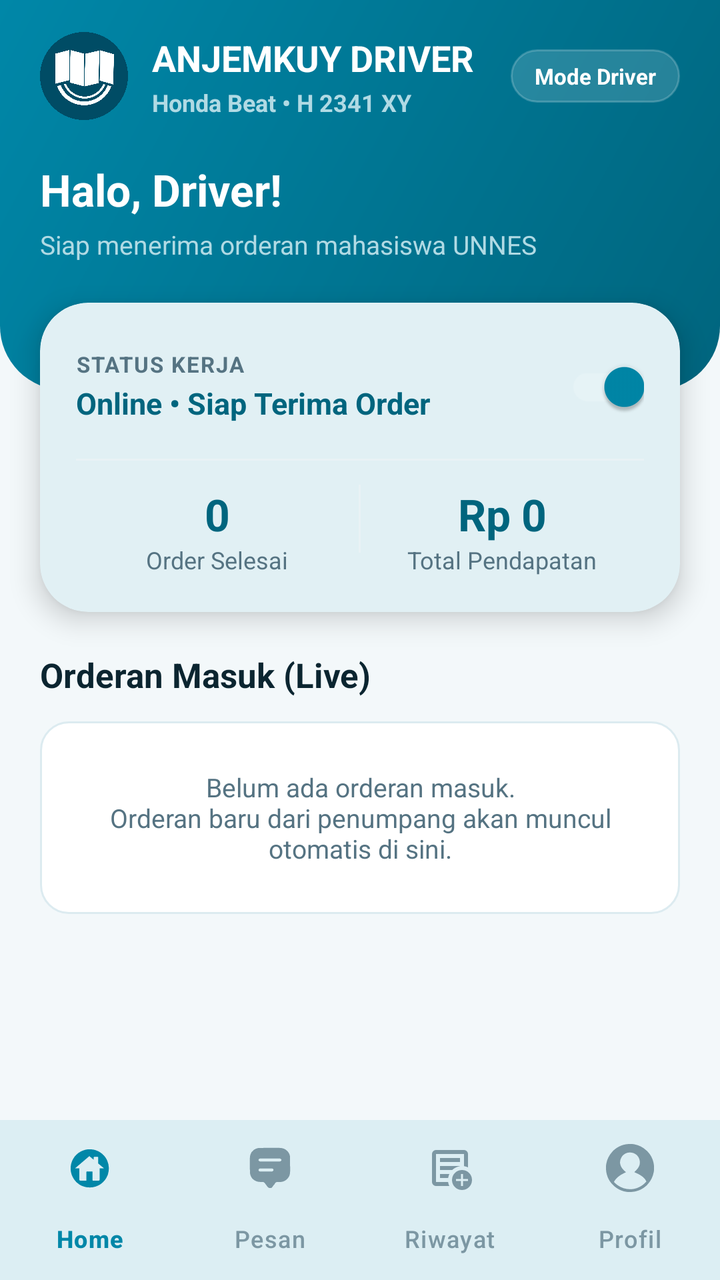
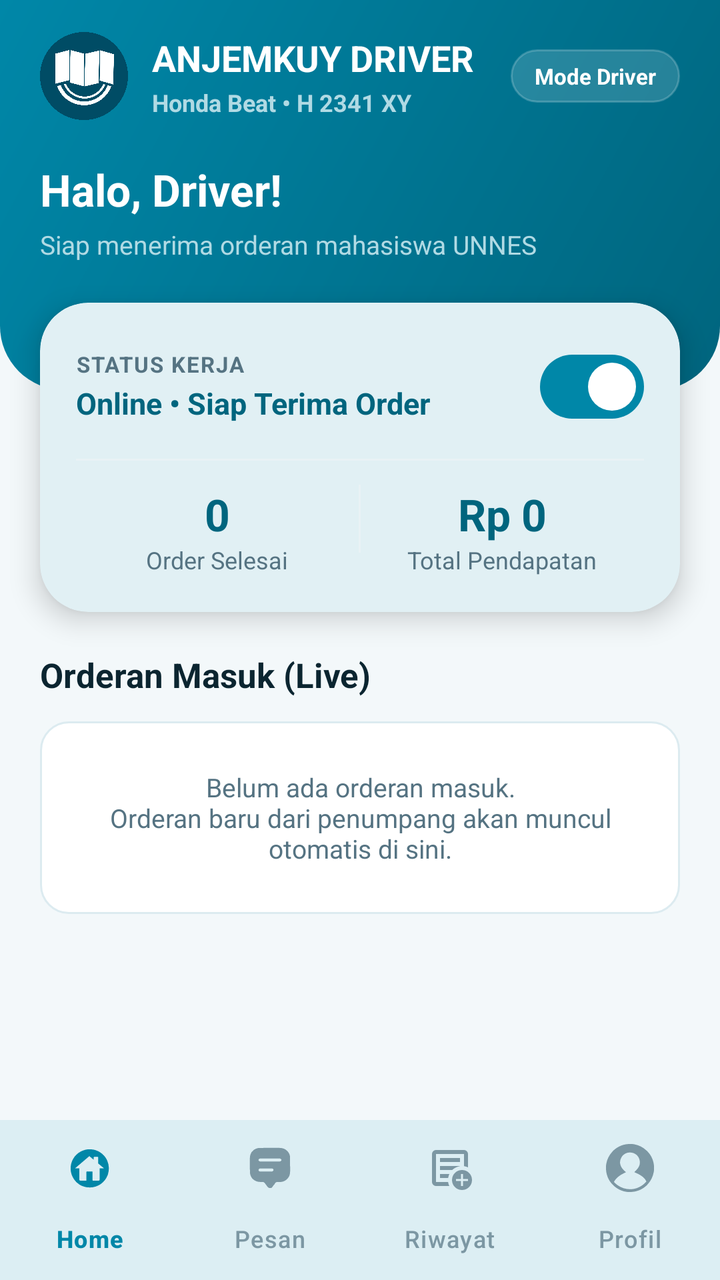

The first picture is an Android layout as it rendered before a commit; the second is the same layout after the commit. The layout source and the unified diff follow.
<!-- AndroidManifest.xml: application theme Theme.AnjemGOGOGO -->
<!-- res/layout/fragment_driver_home.xml -->
<?xml version="1.0" encoding="utf-8"?>
<androidx.constraintlayout.widget.ConstraintLayout xmlns:android="http://schemas.android.com/apk/res/android"
    xmlns:app="http://schemas.android.com/apk/res-auto"
    android:layout_width="match_parent"
    android:layout_height="match_parent"
    android:background="@color/bg_app">

    <ScrollView
        android:layout_width="match_parent"
        android:layout_height="0dp"
        android:clipToPadding="false"
        android:overScrollMode="never"
        app:layout_constraintBottom_toTopOf="@id/bottomNavigation"
        app:layout_constraintTop_toTopOf="parent">

        <LinearLayout
            android:layout_width="match_parent"
            android:layout_height="wrap_content"
            android:orientation="vertical"
            android:paddingBottom="24dp">

            
            <LinearLayout
                android:layout_width="match_parent"
                android:layout_height="wrap_content"
                android:background="@drawable/bg_header_gradient"
                android:orientation="vertical"
                android:paddingStart="20dp"
                android:paddingTop="16dp"
                android:paddingEnd="20dp"
                android:paddingBottom="64dp">

                <LinearLayout
                    android:layout_width="match_parent"
                    android:layout_height="wrap_content"
                    android:gravity="center_vertical"
                    android:orientation="horizontal">

                    <ImageView
                        android:layout_width="44dp"
                        android:layout_height="44dp"
                        android:contentDescription="@null"
                        android:src="@drawable/logo" />

                    <LinearLayout
                        android:layout_width="0dp"
                        android:layout_height="wrap_content"
                        android:layout_marginStart="12dp"
                        android:layout_weight="1"
                        android:orientation="vertical">

                        <TextView
                            android:layout_width="wrap_content"
                            android:layout_height="wrap_content"
                            android:text="ANJEMKUY DRIVER"
                            android:textColor="@color/white"
                            android:textSize="18sp"
                            android:textStyle="bold" />

                        <TextView
                            android:id="@+id/tvDriverVehicle"
                            android:layout_width="wrap_content"
                            android:layout_height="wrap_content"
                            android:layout_marginTop="2dp"
                            android:text="Honda Beat • H 2341 XY"
                            android:textColor="@color/palette_light_active"
                            android:textSize="12sp"
                            android:textStyle="bold" />
                    </LinearLayout>

                    <TextView
                        android:id="@+id/tvDriverModeBadge"
                        android:layout_width="wrap_content"
                        android:layout_height="wrap_content"
                        android:background="@drawable/bg_glass"
                        android:paddingStart="12dp"
                        android:paddingTop="6dp"
                        android:paddingEnd="12dp"
                        android:paddingBottom="6dp"
                        android:text="Mode Driver"
                        android:textColor="@color/white"
                        android:textSize="11sp"
                        android:textStyle="bold" />
                </LinearLayout>

                <TextView
                    android:id="@+id/tvDriverGreeting"
                    android:layout_width="wrap_content"
                    android:layout_height="wrap_content"
                    android:layout_marginTop="20dp"
                    android:text="Halo, Driver!"
                    android:textColor="@color/white"
                    android:textSize="22sp"
                    android:textStyle="bold" />

                <TextView
                    android:id="@+id/tvDriverLocationStatus"
                    android:layout_width="wrap_content"
                    android:layout_height="wrap_content"
                    android:layout_marginTop="4dp"
                    android:text="Siap menerima orderan mahasiswa UNNES"
                    android:textColor="@color/palette_light_active"
                    android:textSize="13sp" />
            </LinearLayout>

            
            <com.google.android.material.card.MaterialCardView
                android:layout_width="match_parent"
                android:layout_height="wrap_content"
                android:layout_marginStart="20dp"
                android:layout_marginTop="-44dp"
                android:layout_marginEnd="20dp"
                app:cardBackgroundColor="@color/white"
                app:cardCornerRadius="24dp"
                app:cardElevation="8dp"
                app:strokeWidth="0dp">

                <LinearLayout
                    android:layout_width="match_parent"
                    android:layout_height="wrap_content"
                    android:orientation="vertical"
                    android:padding="18dp">

                    <LinearLayout
                        android:layout_width="match_parent"
                        android:layout_height="wrap_content"
                        android:gravity="center_vertical"
                        android:orientation="horizontal">

                        <LinearLayout
                            android:layout_width="0dp"
                            android:layout_height="wrap_content"
                            android:layout_weight="1"
                            android:orientation="vertical">

                            <TextView
                                android:layout_width="wrap_content"
                                android:layout_height="wrap_content"
                                android:letterSpacing="0.06"
                                android:text="STATUS KERJA"
                                android:textColor="@color/text_secondary"
                                android:textSize="11sp"
                                android:textStyle="bold" />

                            <TextView
                                android:id="@+id/tvDriverOnlineLabel"
                                android:layout_width="wrap_content"
                                android:layout_height="wrap_content"
                                android:layout_marginTop="2dp"
                                android:text="Online • Siap Terima Order"
                                android:textColor="@color/palette_dark"
                                android:textSize="15sp"
                                android:textStyle="bold" />
                        </LinearLayout>

                        <com.google.android.material.switchmaterial.SwitchMaterial
                            android:id="@+id/switchDriverOnline"
                            android:layout_width="wrap_content"
                            android:layout_height="wrap_content"
                            android:checked="true" />
                    </LinearLayout>

                    <View
                        android:layout_width="match_parent"
                        android:layout_height="1dp"
                        android:layout_marginTop="12dp"
                        android:layout_marginBottom="12dp"
                        android:background="@color/divider_line" />

                    <LinearLayout
                        android:layout_width="match_parent"
                        android:layout_height="wrap_content"
                        android:orientation="horizontal">

                        <LinearLayout
                            android:layout_width="0dp"
                            android:layout_height="wrap_content"
                            android:layout_weight="1"
                            android:gravity="center_horizontal"
                            android:orientation="vertical">

                            <TextView
                                android:id="@+id/tvDriverTripsCount"
                                android:layout_width="wrap_content"
                                android:layout_height="wrap_content"
                                android:text="0"
                                android:textColor="@color/palette_dark"
                                android:textSize="22sp"
                                android:textStyle="bold" />

                            <TextView
                                android:layout_width="wrap_content"
                                android:layout_height="wrap_content"
                                android:text="Order Selesai"
                                android:textColor="@color/text_secondary"
                                android:textSize="12sp" />
                        </LinearLayout>

                        <View
                            android:layout_width="1dp"
                            android:layout_height="34dp"
                            android:background="@color/divider_line" />

                        <LinearLayout
                            android:layout_width="0dp"
                            android:layout_height="wrap_content"
                            android:layout_weight="1"
                            android:gravity="center_horizontal"
                            android:orientation="vertical">

                            <TextView
                                android:id="@+id/tvDriverEarnings"
                                android:layout_width="wrap_content"
                                android:layout_height="wrap_content"
                                android:text="Rp 0"
                                android:textColor="@color/palette_dark"
                                android:textSize="22sp"
                                android:textStyle="bold" />

                            <TextView
                                android:layout_width="wrap_content"
                                android:layout_height="wrap_content"
                                android:text="Total Pendapatan"
                                android:textColor="@color/text_secondary"
                                android:textSize="12sp" />
                        </LinearLayout>
                    </LinearLayout>
                </LinearLayout>
            </com.google.android.material.card.MaterialCardView>

            
            <LinearLayout
                android:layout_width="match_parent"
                android:layout_height="wrap_content"
                android:orientation="vertical"
                android:paddingStart="20dp"
                android:paddingTop="20dp"
                android:paddingEnd="20dp">

                
                <com.google.android.material.card.MaterialCardView
                    android:id="@+id/cardActiveDriverOrder"
                    android:layout_width="match_parent"
                    android:layout_height="wrap_content"
                    android:layout_marginBottom="18dp"
                    android:visibility="gone"
                    app:cardBackgroundColor="@color/white"
                    app:cardCornerRadius="22dp"
                    app:cardElevation="3dp"
                    app:strokeColor="@color/palette_normal"
                    app:strokeWidth="1.5dp">

                    <LinearLayout
                        android:layout_width="match_parent"
                        android:layout_height="wrap_content"
                        android:orientation="vertical"
                        android:padding="16dp">

                        <LinearLayout
                            android:layout_width="match_parent"
                            android:layout_height="wrap_content"
                            android:gravity="center_vertical"
                            android:orientation="horizontal">

                            <TextView
                                android:id="@+id/tvActiveCustomerName"
                                android:layout_width="0dp"
                                android:layout_height="wrap_content"
                                android:layout_weight="1"
                                android:text="Penumpang: Mahasiswa"
                                android:textColor="@color/text_primary"
                                android:textSize="15sp"
                                android:textStyle="bold" />

                            <TextView
                                android:id="@+id/tvActiveOrderStatusBadge"
                                android:layout_width="wrap_content"
                                android:layout_height="wrap_content"
                                android:background="@drawable/bg_badge_verified"
                                android:paddingStart="10dp"
                                android:paddingTop="4dp"
                                android:paddingEnd="10dp"
                                android:paddingBottom="4dp"
                                android:text="Menuju Jemput"
                                android:textColor="@color/palette_dark"
                                android:textSize="11sp"
                                android:textStyle="bold" />
                        </LinearLayout>

                        <TextView
                            android:id="@+id/tvActivePickup"
                            android:layout_width="wrap_content"
                            android:layout_height="wrap_content"
                            android:layout_marginTop="10dp"
                            android:text="🟢 Jemput: -"
                            android:textColor="@color/text_primary"
                            android:textSize="13sp" />

                        <TextView
                            android:id="@+id/tvActiveDest"
                            android:layout_width="wrap_content"
                            android:layout_height="wrap_content"
                            android:layout_marginTop="4dp"
                            android:text="🔴 Tujuan: -"
                            android:textColor="@color/text_primary"
                            android:textSize="13sp" />

                        <TextView
                            android:id="@+id/tvActiveNotes"
                            android:layout_width="wrap_content"
                            android:layout_height="wrap_content"
                            android:layout_marginTop="4dp"
                            android:textColor="@color/text_secondary"
                            android:textSize="12sp"
                            android:visibility="gone" />

                        <TextView
                            android:id="@+id/tvActiveFarePayment"
                            android:layout_width="wrap_content"
                            android:layout_height="wrap_content"
                            android:layout_marginTop="8dp"
                            android:text="Anjem Motor • Rp 8.000 • KampusPay"
                            android:textColor="@color/palette_dark"
                            android:textSize="13sp"
                            android:textStyle="bold" />

                        <com.google.android.material.button.MaterialButton
                            android:id="@+id/btnDriverNextStep"
                            android:layout_width="match_parent"
                            android:layout_height="48dp"
                            android:layout_marginTop="14dp"
                            android:text="🚀 Sudah Jemput &amp; Mulai Antar"
                            android:textColor="@color/white"
                            android:textSize="13sp"
                            android:textStyle="bold"
                            app:backgroundTint="@color/palette_normal"
                            app:cornerRadius="14dp" />

                        <LinearLayout
                            android:layout_width="match_parent"
                            android:layout_height="wrap_content"
                            android:layout_marginTop="8dp"
                            android:orientation="horizontal">

                            <com.google.android.material.button.MaterialButton
                                android:id="@+id/btnDriverChatPassenger"
                                style="@style/Widget.Material3.Button.OutlinedButton"
                                android:layout_width="0dp"
                                android:layout_height="44dp"
                                android:layout_marginEnd="6dp"
                                android:layout_weight="1"
                                android:text="💬 Chat"
                                android:textColor="@color/palette_dark"
                                android:textSize="12sp"
                                app:cornerRadius="12dp"
                                app:strokeColor="@color/card_border" />

                            <com.google.android.material.button.MaterialButton
                                android:id="@+id/btnDriverSimulateMove"
                                style="@style/Widget.Material3.Button.OutlinedButton"
                                android:layout_width="0dp"
                                android:layout_height="44dp"
                                android:layout_marginStart="6dp"
                                android:layout_weight="1"
                                android:text="📍 Kirim Gerak GPS"
                                android:textColor="@color/palette_dark"
                                android:textSize="12sp"
                                app:cornerRadius="12dp"
                                app:strokeColor="@color/card_border" />
                        </LinearLayout>

                        <com.google.android.material.button.MaterialButton
                            android:id="@+id/btnDriverCancelActive"
                            style="@style/Widget.Material3.Button.TextButton"
                            android:layout_width="match_parent"
                            android:layout_height="wrap_content"
                            android:text="Batalkan Orderan"
                            android:textColor="@color/danger"
                            android:textSize="12sp" />
                    </LinearLayout>
                </com.google.android.material.card.MaterialCardView>

                
                <TextView
                    android:layout_width="wrap_content"
                    android:layout_height="wrap_content"
                    android:layout_marginBottom="12dp"
                    android:text="Orderan Masuk (Live)"
                    android:textColor="@color/text_primary"
                    android:textSize="17sp"
                    android:textStyle="bold" />

                <TextView
                    android:id="@+id/tvEmptyIncomingOrders"
                    android:layout_width="match_parent"
                    android:layout_height="wrap_content"
                    android:background="@drawable/bg_border_card"
                    android:gravity="center"
                    android:padding="24dp"
                    android:text="Belum ada orderan masuk.\nOrderan baru dari penumpang akan muncul otomatis di sini."
                    android:textColor="@color/text_secondary"
                    android:textSize="13sp" />

                <LinearLayout
                    android:id="@+id/llIncomingOrders"
                    android:layout_width="match_parent"
                    android:layout_height="wrap_content"
                    android:orientation="vertical" />

            </LinearLayout>
        </LinearLayout>
    </ScrollView>

    
    <com.google.android.material.bottomnavigation.BottomNavigationView
        android:id="@+id/bottomNavigation"
        android:layout_width="match_parent"
        android:layout_height="wrap_content"
        android:background="@color/white"
        app:elevation="12dp"
        app:itemIconTint="@color/nav_item_color"
        app:itemTextColor="@color/nav_item_color"
        app:labelVisibilityMode="labeled"
        app:layout_constraintBottom_toBottomOf="parent"
        app:menu="@menu/bottom_nav_menu" />

</androidx.constraintlayout.widget.ConstraintLayout>
<!-- resources referenced by this layout -->
<resources>
  <color name="bg_app">#F3F8FA</color>
  <color name="card_border">#DCEBF0</color>
  <color name="danger">#E5484D</color>
  <color name="divider_line">#E9F2F5</color>
  <color name="palette_dark">#00657E</color>
  <color name="palette_light_active">#B0DAE4</color>
  <color name="palette_normal">#0087A8</color>
  <color name="text_primary">#0B2530</color>
  <color name="text_secondary">#557382</color>
  <color name="white">#FFFFFFFF</color>
  <!-- drawable bg_badge_verified (drawable) -->
  <?xml version="1.0" encoding="utf-8"?>
  <shape xmlns:android="http://schemas.android.com/apk/res/android"
      android:shape="rectangle">
      <solid android:color="@color/palette_light" />
      <stroke android:width="1dp" android:color="@color/palette_light_active" />
      <corners android:radius="20dp" />
  </shape>
  <!-- drawable bg_border_card (drawable) -->
  <?xml version="1.0" encoding="utf-8"?>
  <shape xmlns:android="http://schemas.android.com/apk/res/android">
      <solid android:color="#FFFFFF" />
      <stroke android:width="1dp" android:color="@color/card_border" />
      <corners android:radius="14dp" />
  </shape>
  <!-- drawable bg_glass (drawable) -->
  <?xml version="1.0" encoding="utf-8"?>
  <shape xmlns:android="http://schemas.android.com/apk/res/android"
      android:shape="rectangle">
      <solid android:color="#26FFFFFF" />
      <stroke android:width="1dp" android:color="#33FFFFFF" />
      <corners android:radius="20dp" />
  </shape>
  <!-- drawable bg_header_gradient (drawable) -->
  <?xml version="1.0" encoding="utf-8"?>
  <shape xmlns:android="http://schemas.android.com/apk/res/android"
      android:shape="rectangle">
      <gradient
          android:angle="315"
          android:startColor="@color/palette_normal"
          android:endColor="@color/palette_dark" />
      <corners
          android:bottomLeftRadius="32dp"
          android:bottomRightRadius="32dp" />
  </shape>
  <!-- drawable logo: png bitmap (drawable, 217240 bytes) -->
  <style name="Theme.AnjemGOGOGO" parent="Base.Theme.AnjemGOGOGO" />
  <color name="palette_light">#E6F3F6</color>
  <style name="Base.Theme.AnjemGOGOGO" parent="Theme.Material3.Light.NoActionBar">
          <item name="colorPrimary">@color/palette_normal</item>
          <item name="colorOnPrimary">@color/white</item>
          <item name="colorPrimaryContainer">@color/palette_light</item>
          <item name="colorOnPrimaryContainer">@color/palette_dark_active</item>
          <item name="colorSecondary">@color/palette_dark</item>
          <item name="colorOnSecondary">@color/white</item>
          <item name="colorSecondaryContainer">@color/palette_light_hover</item>
          <item name="colorOnSecondaryContainer">@color/palette_dark_active</item>
          <item name="colorTertiary">@color/promo_orange</item>
          <item name="colorSurface">@color/white</item>
          <item name="colorOnSurface">@color/text_primary</item>
          <item name="colorOutline">@color/card_border</item>
          <item name="android:windowBackground">@color/white</item>
          <item name="android:statusBarColor">@android:color/transparent</item>
          <item name="android:navigationBarColor">@android:color/transparent</item>
          <item name="android:textColorPrimary">@color/text_primary</item>
          <item name="android:textColorSecondary">@color/text_secondary</item>
      </style>
  <color name="palette_dark_active">#003D4C</color>
  <color name="palette_light_hover">#D9EDF2</color>
  <color name="promo_orange">#FF8A1F</color>
</resources>

<!-- the commit's change to res/layout/fragment_driver_home.xml (unified diff, before → after) -->
@@ -122,8 +122,12 @@
                     android:padding="18dp">
 
                     <LinearLayout
+                        android:id="@+id/layoutStatusKerja"
                         android:layout_width="match_parent"
                         android:layout_height="wrap_content"
+                        android:background="?attr/selectableItemBackground"
+                        android:clickable="true"
+                        android:focusable="true"
                         android:gravity="center_vertical"
                         android:orientation="horizontal">
 
@@ -153,7 +157,7 @@
                                 android:textStyle="bold" />
                         </LinearLayout>
 
-                        <com.google.android.material.switchmaterial.SwitchMaterial
+                        <com.google.android.material.materialswitch.MaterialSwitch
                             android:id="@+id/switchDriverOnline"
                             android:layout_width="wrap_content"
                             android:layout_height="wrap_content"
